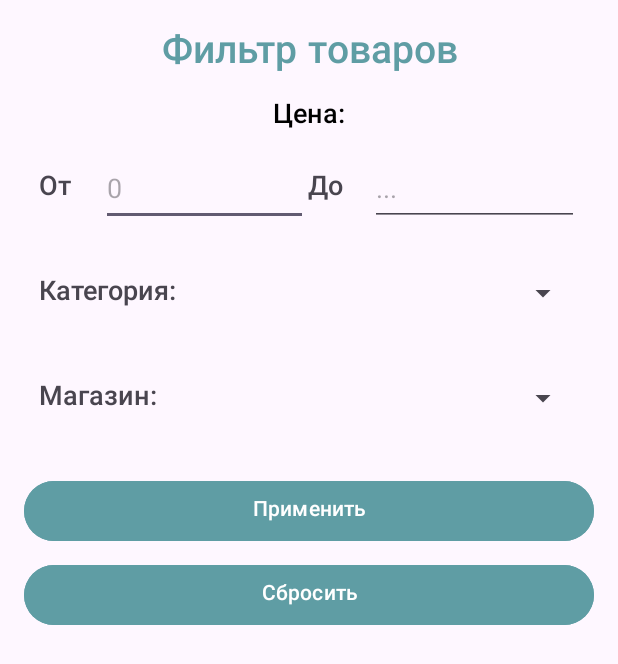
After one commit to xasanit/TrikotazhOnlineShop, an Android app: the layout filter_fragment.xml on its own in the app's theme, with its tools: preview values and no code run, on a phone screen of 412 x 824 dp. The commit adds this screen. Shown: the top 664 px of the screen. Run offline under Robolectric (Android 15) with nearby library versions, the phone set to English and light mode, and no system bars.

Commit message:
макет окна фильтра

```diff
--- a/app/src/main/java/com/example/project1/AddingNewItemActivity.kt
+++ b/app/src/main/java/com/example/project1/AddingNewItemActivity.kt
@@ -2,7 +2,9 @@ package com.example.project1
 
 import android.content.Intent
 import android.graphics.Bitmap
+import android.net.Uri
 import android.os.Bundle
+import android.provider.MediaStore
 import android.widget.ArrayAdapter
 import android.widget.Button
 import android.widget.EditText
@@ -14,7 +16,7 @@ import androidx.lifecycle.lifecycleScope
 import kotlinx.coroutines.launch
 import java.io.IOException
 
-@Suppress("DEPRECATION")
+@Suppress("DEPRECATION", "UNUSED_EXPRESSION")
 class AddingNewItemActivity: AppCompatActivity() {
     override fun onCreate(savedInstanceState: Bundle?) {
         super.onCreate(savedInstanceState)
@@ -22,6 +24,8 @@ class AddingNewItemActivity: AppCompatActivity() {
 
         val kategories: Array<String>
         kategories = arrayOf("Толстовки и худи", "Обувь", "Аксессуары")
+
+//        var selectedImageUri: Uri? = null
 
         val cancelButton = findViewById<Button>(R.id.cancel_button)
         val confirmButton = findViewById<Button>(R.id.add_new_item_button)
@@ -44,10 +48,20 @@ class AddingNewItemActivity: AppCompatActivity() {
             startActivityForResult(photoPickerIntent, 1)
         }
 
+//        fun onActivityResult(requestCode: Int, resultCode: Int, data: Intent?) {
+//            super.onActivityResult(requestCode, resultCode, data)
+//            if (requestCode == 1 && resultCode == RESULT_OK) {
+//                selectedImageUri = data?.data
+//                // Устанавливаем изображение в ImageView
+//                itemImage.setImageURI(selectedImageUri)
+//            }
+//        }
+
         confirmButton.setOnClickListener {
             val name = itemName.text.toString().trim()
             val price = itemPrice.text.toString().trim()
             val description = itemDescription.text.toString().trim()
+//            val imageResId = selectedImageUri?.toString() ?: "Изображение не найдено!"
             val imageResId = R.drawable.default_logo
             val shop = shopName
             val kategory = kategorySpinner.selectedItem.toString()
--- /dev/null
+++ b/app/src/main/res/layout/filter_fragment.xml
@@ -0,0 +1,135 @@
+<?xml version="1.0" encoding="utf-8"?>
+<ScrollView
+    xmlns:android="http://schemas.android.com/apk/res/android"
+    android:layout_width="match_parent"
+    android:layout_height="wrap_content">
+
+    <LinearLayout
+        android:layout_width="match_parent"
+        android:layout_height="wrap_content"
+        android:orientation="vertical"
+        android:padding="16dp">
+
+        <TextView
+            android:id="@+id/filterTitle"
+            android:layout_width="match_parent"
+            android:layout_height="wrap_content"
+            android:text="Фильтр товаров"
+            android:textColor="#5F9DA4"
+            android:textSize="26sp"
+            android:fontFamily="@font/montserrat_semibold"
+            android:layout_marginBottom="10dp"
+            android:textAlignment="center" />
+
+        <!-- Цена -->
+        <TextView
+            android:id="@+id/priceLabel"
+            android:layout_width="match_parent"
+            android:layout_height="wrap_content"
+            android:text="Цена:"
+            android:textColor="@color/black"
+            android:textSize="18sp"
+            android:fontFamily="@font/montserrat_medium"
+            android:textAlignment="center" />
+
+        <LinearLayout
+            android:layout_width="match_parent"
+            android:layout_height="70dp"
+            android:orientation="horizontal"
+            android:padding="10dp">
+            <TextView
+                android:layout_width="0dp"
+                android:layout_weight="0.3"
+                android:layout_height="match_parent"
+                android:text="От"
+                android:gravity="center_vertical"
+                android:textSize="18sp"
+                android:fontFamily="@font/montserrat_medium" />
+            <EditText
+                android:id="@+id/start_price"
+                android:layout_width="0dp"
+                android:layout_weight="1"
+                android:layout_height="match_parent"
+                android:inputType="numberDecimal"
+                android:hint="0" />
+            <TextView
+                android:layout_width="0dp"
+                android:layout_weight="0.3"
+                android:layout_height="match_parent"
+                android:text="До"
+                android:gravity="center_vertical"
+                android:textSize="18sp"
+                android:fontFamily="@font/montserrat_medium" />
+            <EditText
+                android:id="@+id/end_price"
+                android:layout_width="0dp"
+                android:layout_weight="1"
+                android:layout_height="match_parent"
+                android:inputType="numberDecimal"
+                android:hint="..." />
+        </LinearLayout>
+
+        <!-- Категория -->
+        <LinearLayout
+            android:layout_width="match_parent"
+            android:layout_height="70dp"
+            android:orientation="horizontal"
+            android:padding="10dp">
+            <TextView
+                android:layout_width="0dp"
+                android:layout_weight="1"
+                android:layout_height="match_parent"
+                android:text="Категория:"
+                android:gravity="center_vertical"
+                android:fontFamily="@font/montserrat_medium"
+                android:textSize="18sp" />
+            <Spinner
+                android:id="@+id/category_spinner"
+                android:layout_width="wrap_content"
+                android:layout_height="match_parent"
+                android:layout_weight="1" />
+        </LinearLayout>
+
+        <!-- Магазин -->
+        <LinearLayout
+            android:layout_width="match_parent"
+            android:layout_height="70dp"
+            android:orientation="horizontal"
+            android:padding="10dp">
+            <TextView
+                android:layout_width="0dp"
+                android:layout_weight="1"
+                android:layout_height="match_parent"
+                android:text="Магазин:"
+                android:gravity="center_vertical"
+                android:fontFamily="@font/montserrat_medium"
+                android:textSize="18sp" />
+            <Spinner
+                android:id="@+id/shop_spinner"
+                android:layout_width="wrap_content"
+                android:layout_height="match_parent"
+                android:layout_weight="1" />
+        </LinearLayout>
+
+        <!-- Кнопки -->
+        <Button
+            android:id="@+id/apply_filters"
+            android:layout_width="match_parent"
+            android:layout_height="wrap_content"
+            android:text="Применить"
+            android:fontFamily="@font/montserrat_semibold"
+            android:layout_marginTop="16dp"
+            android:backgroundTint="#5F9DA4"
+            android:textColor="@android:color/white" />
+
+        <Button
+            android:id="@+id/reset_filters"
+            android:layout_width="match_parent"
+            android:layout_height="wrap_content"
+            android:text="Сбросить"
+            android:fontFamily="@font/montserrat_semibold"
+            android:layout_marginTop="8dp"
+            android:backgroundTint="#5F9DA4"
+            android:textColor="@android:color/white" />
+    </LinearLayout>
+</ScrollView>
```
